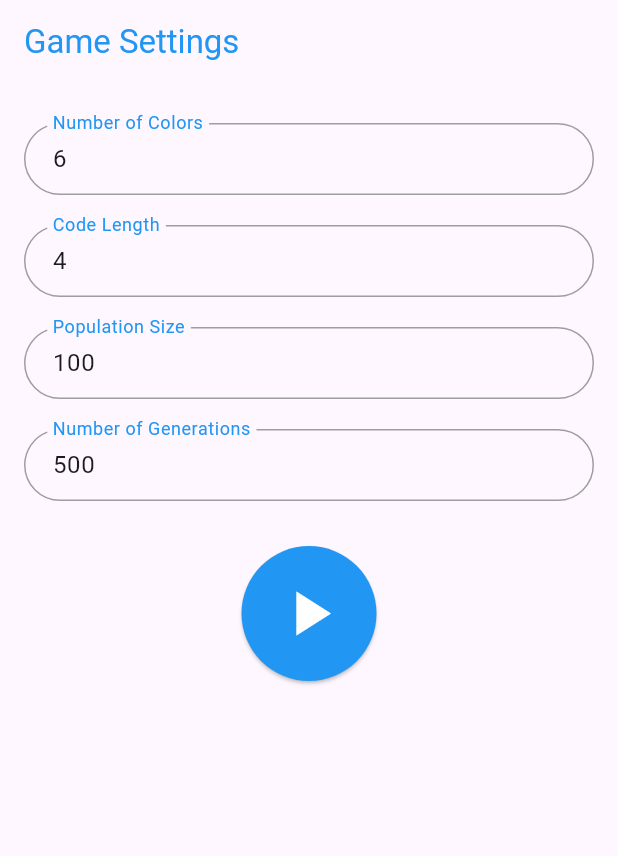
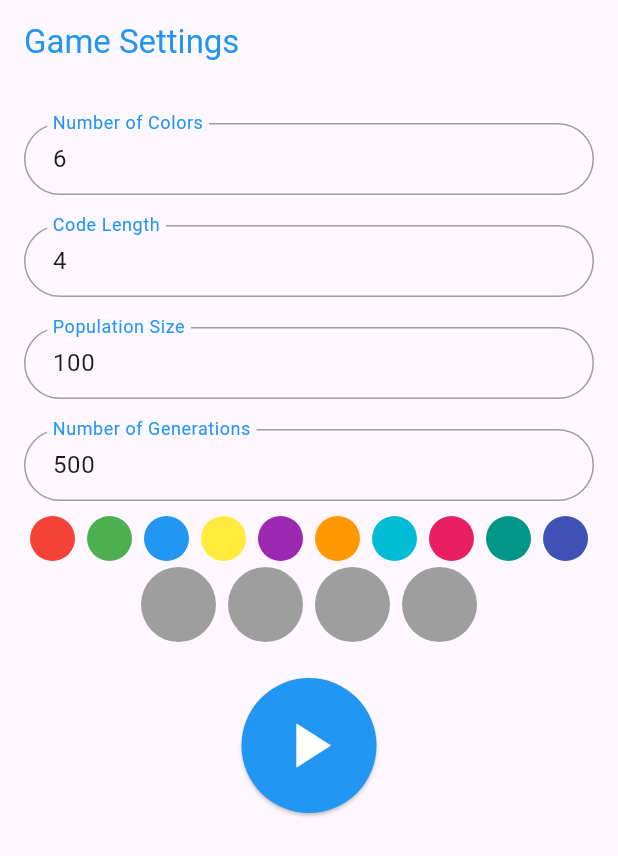
Before and after one commit to Amogh-2404/mastermind_app, a Flutter app: the screen it shows after launch, on a phone screen of 412 x 824 dp. Shown: the top 856 px of the screen. Run offline on Flutter 3.47's test engine with Material 3 defaults, Android fonts, the phone set to English and light mode, and no system bars.

Commit message:
Added choice

```diff
--- a/lib/main.dart
+++ b/lib/main.dart
@@ -394,10 +394,14 @@ class _SplashScreenState extends State<SplashScreen> {
   }
 }
 
+enum ColorChoice {red, green, blue, yellow, purple, orange, cyan, pink, teal, indigo}
+
 class SettingsScreen extends StatefulWidget {
   @override
   _SettingsScreenState createState() => _SettingsScreenState();
 }
+
+//Colors.red, Colors.green, Colors.blue, Colors.yellow, Colors.purple, Colors.orange, Colors.cyan, Colors.pink, Colors.teal, Colors.indigo
 
 class _SettingsScreenState extends State<SettingsScreen> {
   final _formKey = GlobalKey<FormState>();
@@ -405,6 +409,27 @@ class _SettingsScreenState extends State<SettingsScreen> {
   int codeLength = 4;
   int populationSize = 100;
   int numGenerations = 500;
+  List<ColorChoice?> selectedColors = [];
+  ColorChoice? selectedColor;
+
+  @override
+  void initState() {
+    super.initState();
+    selectedColors = List<ColorChoice?>.filled(codeLength, null);
+  }
+
+  Map<ColorChoice, Color> colorMap = {
+    ColorChoice.red: Colors.red,
+    ColorChoice.green: Colors.green,
+    ColorChoice.blue: Colors.blue,
+    ColorChoice.yellow: Colors.yellow,
+    ColorChoice.purple: Colors.purple,
+    ColorChoice.orange: Colors.orange,
+    ColorChoice.cyan: Colors.cyan,
+    ColorChoice.pink: Colors.pink,
+    ColorChoice.teal: Colors.teal,
+    ColorChoice.indigo: Colors.indigo,
+  };
 
   @override
   Widget build(BuildContext context) {
@@ -464,7 +489,21 @@ class _SettingsScreenState extends State<SettingsScreen> {
          ),
       initialValue: codeLength.toString(),
       keyboardType: TextInputType.number,
-      onSaved: (value) => codeLength = int.parse(value ?? '4'),
+        onChanged: (value) {
+          int newCodeLength = int.tryParse(value) ?? codeLength;
+          if (newCodeLength != codeLength) {
+            setState(() {
+              codeLength = newCodeLength;
+              selectedColors = List<ColorChoice?>.filled(codeLength, null);
+            });
+          }
+        },
+        onSaved: (value) {
+          int newCodeLength = int.parse(value ?? '4');
+          setState(() {
+            codeLength = newCodeLength;
+          });
+        },
       ),
     ),
     Container(
@@ -515,6 +554,53 @@ class _SettingsScreenState extends State<SettingsScreen> {
           onSaved: (value) => numGenerations = int.parse(value ?? '500'),
         ),
       ),
+      Row(
+        mainAxisAlignment: MainAxisAlignment.center,
+        children: [
+          Wrap(
+            spacing: 8.0,
+
+            children: colorMap.keys.map((color) {
+              return GestureDetector(
+                onTap: () => setState(() {
+                  selectedColor = color;
+                }),
+                child: Container(
+                  width: 30,
+                  height: 30,
+                  decoration: BoxDecoration(
+                    color: colorMap[color],
+                    shape: BoxShape.circle,
+                  ),
+                ),
+              );
+            }).toList(),
+          ),
+        ],
+      ),
+      Row(
+        mainAxisAlignment: MainAxisAlignment.center,
+        children: selectedColors.asMap().entries.map((entry) {
+          return GestureDetector(
+            onTap: () {setState(() {
+              if (selectedColor != null) {
+                print("HELL YEAH!!!!");
+                print(selectedColor);
+                selectedColors[entry.key] = selectedColor;
+              }
+            });},
+            child: Container(
+              width: 50,
+              height: 50,
+              decoration: BoxDecoration(
+                color: entry.value == null ? Colors.grey : colorMap[entry.value],
+                shape: BoxShape.circle,
+              ),
+              margin: EdgeInsets.all(4),
+            ),
+          );
+        }).toList(),
+      ),
       Padding(
         padding: const EdgeInsets.symmetric(vertical: 20.0),
         child: Container(
@@ -528,6 +614,16 @@ class _SettingsScreenState extends State<SettingsScreen> {
             onPressed: () {
               if (_formKey.currentState!.validate()) {
                 _formKey.currentState!.save();
+                print(selectedColors);
+                if (selectedColors.any((color) => color == null)) {
+                  ScaffoldMessenger.of(context).showSnackBar(
+                    SnackBar(
+                      content: Text("Please fill all the slots with colors."),
+                    ),
+                  );
+                  return;
+                }
+                List<int> secretCode = selectedColors.map((color) => colorMap.keys.toList().indexOf(color!)).toList();
                 Navigator.push(
                   context,
                   MaterialPageRoute(
@@ -536,6 +632,7 @@ class _SettingsScreenState extends State<SettingsScreen> {
                       codeLength: codeLength,
                       populationSize: populationSize,
                       numGenerations: numGenerations,
+                      secretCode: secretCode,
                     ),
                   ),
                 );
@@ -558,6 +655,7 @@ class MastermindGame extends StatefulWidget {
   final int codeLength;
   final int populationSize;
   final int numGenerations;
+  final List<int> secretCode;
 
   const MastermindGame({
     Key? key,
@@ -565,6 +663,7 @@ class MastermindGame extends StatefulWidget {
     required this.codeLength,
     required this.populationSize,
     required this.numGenerations,
+    required this.secretCode,
   }) : super(key: key);
 
   @override
@@ -585,6 +684,7 @@ class _MastermindGameState extends State<MastermindGame> {
       codeLength: widget.codeLength,
       populationSize: widget.populationSize,
       numGenerations: widget.numGenerations,
+      secretCode: widget.secretCode,
     );
     simulatedGuesses = startDart.geneticAlgorithm().whenComplete(() {
       setState(() {
@@ -609,7 +709,7 @@ class _MastermindGameState extends State<MastermindGame> {
 
   Color _getColor(int number) {
     List<Color> colors = [Colors.red, Colors.green, Colors.blue, Colors.yellow, Colors.purple, Colors.orange, Colors.cyan, Colors.pink, Colors.teal, Colors.indigo];
-    return colors[(number - 1) % colors.length];
+    return colors[(number) % colors.length];
   }
 
   Widget _buildColorCircle(Color color, {bool isSecret = false}) {
--- a/lib/start.dart
+++ b/lib/start.dart
@@ -12,9 +12,10 @@ class StartDart {
     required int codeLength,
     required int populationSize,
     required int numGenerations,
+    required List<int> secretCode,
   }) {
     gameHelper = GameHelper();
-    List<int> secretCode = gameHelper.generateRandomCode(numColors, codeLength);
+    // List<int> secretCode = gameHelper.generateRandomCode(numColors, codeLength);
     newGameData = GameData(numColors, populationSize, codeLength, secretCode, numGenerations, 0.1);
   }
 
```
